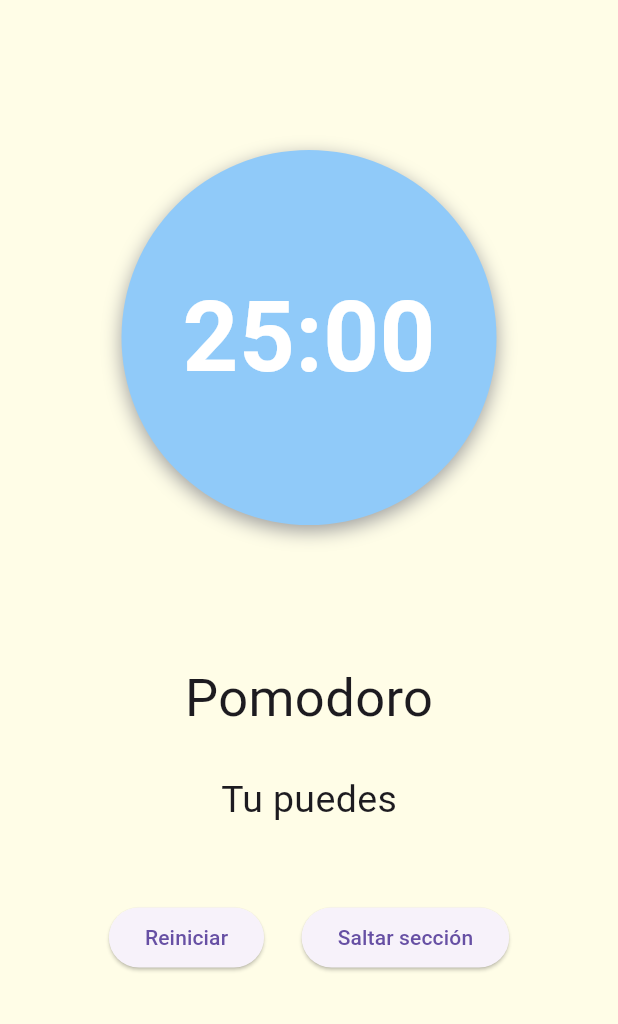
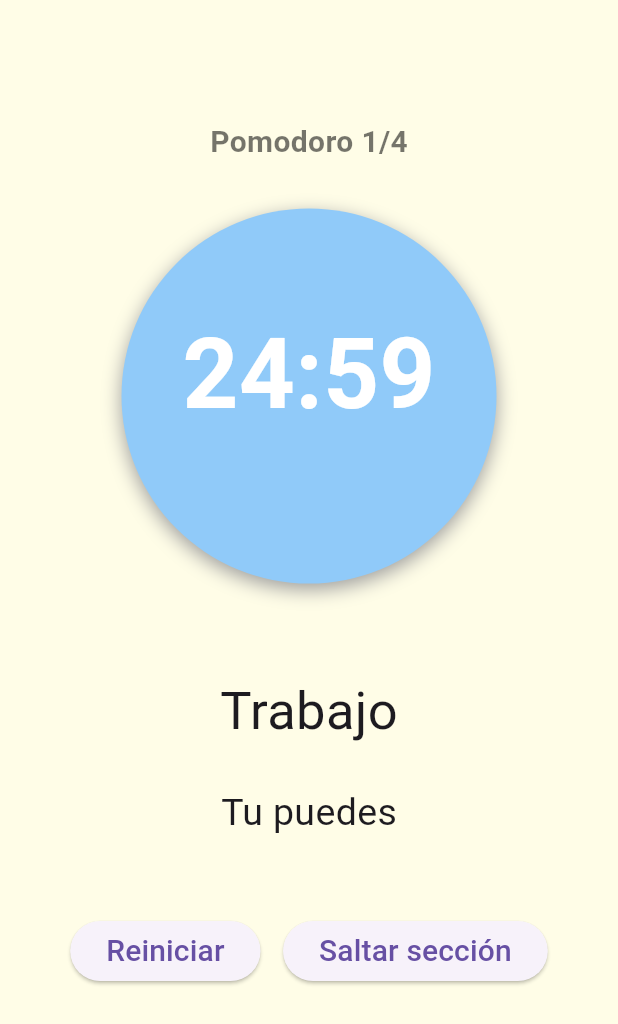
Before and after one commit to ArlopDev/Muy_Simple_Pomodoro, a Flutter app: the screen it shows after launch, after a tap on "25:00", on a phone screen of 412 x 824 dp. Shown: the top 1024 px of the screen. Run offline on Flutter 3.47's test engine with Material 3 defaults, Android fonts, the phone set to English and light mode, and no system bars.

Commit message:
Pomodoro funcional, pausa, reanudar, reiniciar y saltar sección

```diff
--- a/lib/main.dart
+++ b/lib/main.dart
@@ -1,4 +1,5 @@
 import 'package:flutter/material.dart';
+import 'dart:async';
 
 void main(){
   runApp(MaterialApp(home: Pomodoro(),debugShowCheckedModeBanner: false,));
@@ -10,6 +11,110 @@
 }
 
 class _PomodoroState extends State<Pomodoro>{
+  final int pomodoro = 25;
+  final int descansoCorto = 5;
+  final int descansoLargo = 15;
+
+  int contadorMinutos = 25;
+  int contadorSegundos = 0;
+
+  String estado = "trabajo";
+  String textoEstado = "Trabajo";
+
+  Timer? timerGeneral;
+
+  bool estadoContador = false;
+
+  int contadorTrabajo = 1;
+
+  bool pulsado = false;
+
+  void reiniciar(){
+    setState(() {
+      pausarTimer();
+      estadoContador = false;
+      contadorSegundos = 0;
+      elegirEstado();
+    });
+  }
+
+  void saltarSeccion(){
+    setState(() {
+      pausarTimer();
+      estadoContador = false;
+      cambiarEstado();
+      elegirEstado();
+    });
+  }
+
+  void decrementar(){
+    setState(() {
+      contadorSegundos--;
+    if(contadorSegundos < 0){
+      contadorSegundos = 59;
+      contadorMinutos--;
+    }
+    if(contadorMinutos == 0 && contadorSegundos == 0){
+      pausarTimer();
+      cambiarEstado();
+      elegirEstado();
+      estadoContador = false;
+    }
+    });
+  }
+
+  void pausarReanudar(){
+    setState(() {
+      pulsado = true;
+      if(estadoContador){
+      estadoContador = false;
+      pausarTimer();
+      }else{
+      estadoContador = true;
+      iniciarTimer();
+      }
+
+      Future.delayed(Duration(milliseconds: 150),(){
+        setState(() {
+          pulsado = false;
+        });
+      });
+    });
+  }
+
+  void iniciarTimer(){
+    timerGeneral = Timer.periodic(Duration(seconds: 1),(opcional){decrementar();});
+  }
+
+  void pausarTimer(){
+    timerGeneral?.cancel();
+  }
+
+  void elegirEstado(){
+    setState(() {
+      switch (estado){
+      case "trabajo": contadorMinutos = pomodoro;textoEstado="Trabajo";break;
+      case "descanso_corto": contadorMinutos = descansoCorto;textoEstado="Descanso";break;
+      case "descanso_largo": contadorMinutos = descansoLargo;textoEstado="Descanso largo";break;
+    }
+    });
+  }
+
+  void cambiarEstado(){
+    switch (estado){
+      case "trabajo":
+      if(contadorTrabajo >= 4){
+        estado = "descanso_largo";break;
+      }else{
+        estado="descanso_corto";break;
+      }
+      case "descanso_corto": estado="trabajo";contadorTrabajo++;break;
+      case "descanso_largo": estado="trabajo";contadorTrabajo = 1;break;
+    }
+  }
+
+
+
   @override
   Widget build(BuildContext context){
     return Scaffold(
@@ -17,36 +122,57 @@
       body: Center(
         child: Column(
           children: [
-            SizedBox(height: 100,),
+            SizedBox(height: 80,),
+            Text("Pomodoro $contadorTrabajo/4",
+                      style: TextStyle(
+                        fontSize: 20,
+                        fontWeight: FontWeight.bold,
+                        color: Colors.black54,
+                      ),
+                    ),
+            SizedBox(height: 30,),
             GestureDetector(
-              onTap: (){},
-              child: Container(//Timer Numero
+              onTap: pausarReanudar,
+              child: AnimatedContainer(//Timer Numero
+              duration: Duration(milliseconds: 150),
               width: 250,
               height: 250,
               decoration: BoxDecoration(
                 shape: BoxShape.circle,
-                color: Colors.blue[200],
+                color: pulsado ? Colors.blue[400] : Colors.blue[200],
                 boxShadow: [
                   BoxShadow(
-                    color: Colors.grey,
-                    blurRadius: 10,
+                    color: pulsado ? Colors.blue.withValues(alpha: 0.6) : Colors.grey,
+                    blurRadius: pulsado ? 20 : 10,
                     offset: Offset(0, 4),
                   )
                 ]
               ),
               child: Center(
-                child: Text("25:00",
-                  style: TextStyle(
-                    fontSize: 65,
-                    fontWeight: FontWeight.bold,
-                    color: Colors.white
-                  ),
+                child: Column(
+                  mainAxisAlignment: MainAxisAlignment.center,
+                  children: [
+                    Text("$contadorMinutos:${contadorSegundos.toString().padLeft(2,"0")}",
+                      style: TextStyle(
+                        fontSize: 65,
+                        fontWeight: FontWeight.bold,
+                        color: Colors.white
+                      ),
+                    ),
+                    Text(estadoContador ? "" : "pausado",
+                      style: TextStyle(
+                        fontSize: 20,
+                        fontWeight: FontWeight.bold,
+                        color: Colors.black54,
+                      ),
+                    ),
+                  ],
                 ),
               )
             ),
             ),
-            SizedBox(height: 90,),
-            Text("Pomodoro",
+            SizedBox(height: 60,),
+            Text(textoEstado,
               style: TextStyle(
                 fontSize: 35,
               ),
@@ -61,9 +187,17 @@
             Row(
               mainAxisAlignment: MainAxisAlignment.center,
               children: [
-                ElevatedButton(onPressed: (){}, child: Text("Reiniciar")),
-                SizedBox(width: 25,),
-                ElevatedButton(onPressed: (){}, child: Text("Saltar sección")),
+                ElevatedButton(onPressed: reiniciar, child: Text("Reiniciar",
+                  style: TextStyle(
+                    fontSize: 20,
+                  ),
+                )),
+                SizedBox(width: 15,),
+                ElevatedButton(onPressed: saltarSeccion, child: Text("Saltar sección",
+                  style: TextStyle(
+                    fontSize: 20,
+                  ),
+                )),
               ],
             ),
           ],
```
